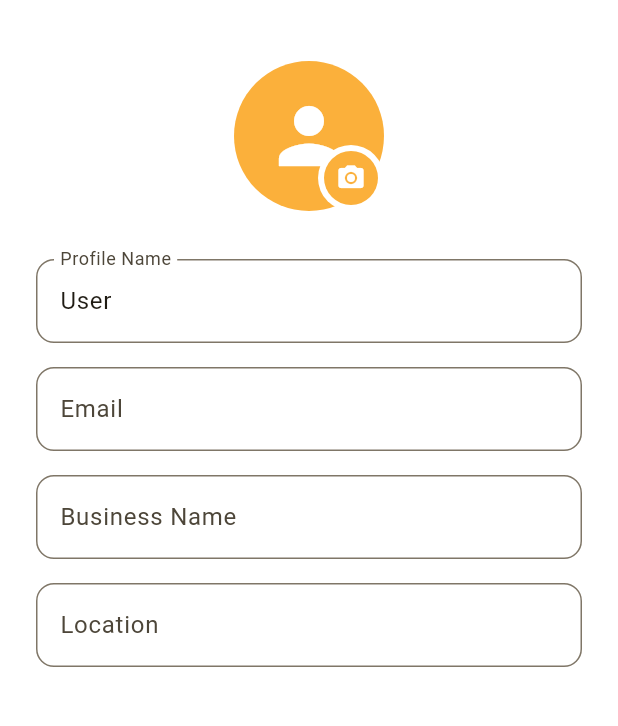
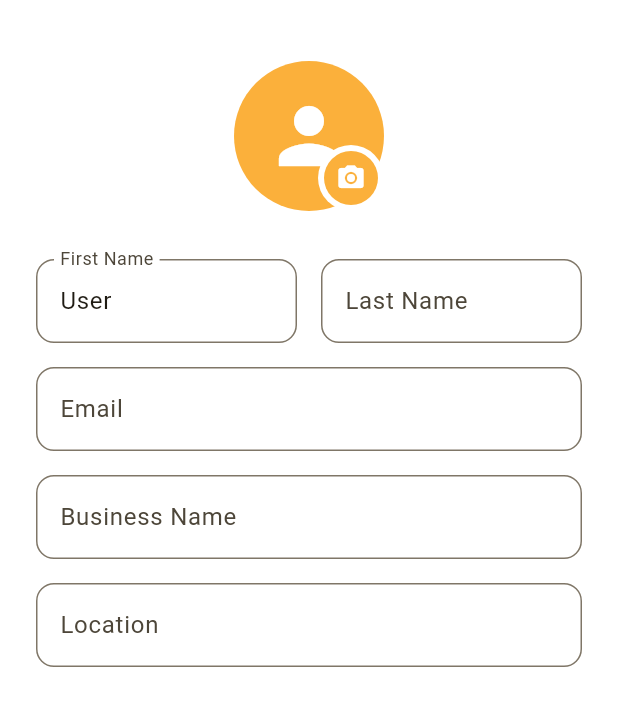
Before and after one commit to vipscaleblueprint-jpg/SMS, a Flutter app: the EditProfileScreen screen opened directly, on a phone screen of 412 x 824 dp, the part 59-785 px from its top. Run offline on Flutter 3.47's test engine with Material 3 defaults, Android fonts, the phone set to English and light mode, and no system bars; our stand-ins replace csv, file_picker, flutter_contacts, flutter_riverpod, google_sign_in, intl_phone_number_input and 3 more; missing offline and left inert: android_alarm_manager_plus, another_telephony, mobile_number; accounts and stored records are empty; project files that could hold a hidden picture were left out.

```diff
--- a/lib/screens/home/edit_profile_screen.dart
+++ b/lib/screens/home/edit_profile_screen.dart
@@ -10,7 +10,8 @@ class EditProfileScreen extends ConsumerStatefulWidget {
 }
 
 class _EditProfileScreenState extends ConsumerState<EditProfileScreen> {
-  late TextEditingController _nameController;
+  late TextEditingController _firstNameController;
+  late TextEditingController _lastNameController;
   late TextEditingController _emailController;
   late TextEditingController _businessController;
   late TextEditingController _locationController;
@@ -19,7 +20,18 @@ class _EditProfileScreenState extends ConsumerState<EditProfileScreen> {
   void initState() {
     super.initState();
     final user = ref.read(userProvider);
-    _nameController = TextEditingController(text: user.name);
+    final nameParts = user.name.split(' ');
+    String firstName = '';
+    String lastName = '';
+    if (nameParts.isNotEmpty) {
+      firstName = nameParts.first;
+      if (nameParts.length > 1) {
+        lastName = nameParts.sublist(1).join(' ');
+      }
+    }
+
+    _firstNameController = TextEditingController(text: firstName);
+    _lastNameController = TextEditingController(text: lastName);
     _emailController = TextEditingController(text: user.email);
     _businessController = TextEditingController(text: user.businessName);
     _locationController = TextEditingController(text: user.location);
@@ -27,7 +39,8 @@ class _EditProfileScreenState extends ConsumerState<EditProfileScreen> {
 
   @override
   void dispose() {
-    _nameController.dispose();
+    _firstNameController.dispose();
+    _lastNameController.dispose();
     _emailController.dispose();
     _businessController.dispose();
     _locationController.dispose();
@@ -35,10 +48,14 @@ class _EditProfileScreenState extends ConsumerState<EditProfileScreen> {
   }
 
   void _saveProfile() {
+    final firstName = _firstNameController.text.trim();
+    final lastName = _lastNameController.text.trim();
+    final fullName = lastName.isNotEmpty ? '$firstName $lastName' : firstName;
+
     ref
         .read(userProvider.notifier)
         .updateProfile(
-          name: _nameController.text,
+          name: fullName,
           email: _emailController.text,
           businessName: _businessController.text,
           location: _locationController.text,
@@ -138,15 +155,34 @@ class _EditProfileScreenState extends ConsumerState<EditProfileScreen> {
               ),
             ),
             const SizedBox(height: 32),
-            TextField(
-              controller: _nameController,
-              decoration: InputDecoration(
-                labelText: 'Profile Name',
-                hintText: 'Enter your name',
-                border: OutlineInputBorder(
-                  borderRadius: BorderRadius.circular(12),
+            Row(
+              children: [
+                Expanded(
+                  child: TextField(
+                    controller: _firstNameController,
+                    decoration: InputDecoration(
+                      labelText: 'First Name',
+                      hintText: 'First Name',
+                      border: OutlineInputBorder(
+                        borderRadius: BorderRadius.circular(12),
+                      ),
+                    ),
+                  ),
                 ),
-              ),
+                const SizedBox(width: 16),
+                Expanded(
+                  child: TextField(
+                    controller: _lastNameController,
+                    decoration: InputDecoration(
+                      labelText: 'Last Name',
+                      hintText: 'Last Name',
+                      border: OutlineInputBorder(
+                        borderRadius: BorderRadius.circular(12),
+                      ),
+                    ),
+                  ),
+                ),
+              ],
             ),
             const SizedBox(height: 16),
             TextField(
```
Also changed, not shown: lib/screens/campaigns/add_sms_screen.dart (renamed from lib/screens/send/add_sms_screen.dart, +18 -2 lines), lib/screens/campaigns/event_actions_screen.dart (+100 -46 lines).
